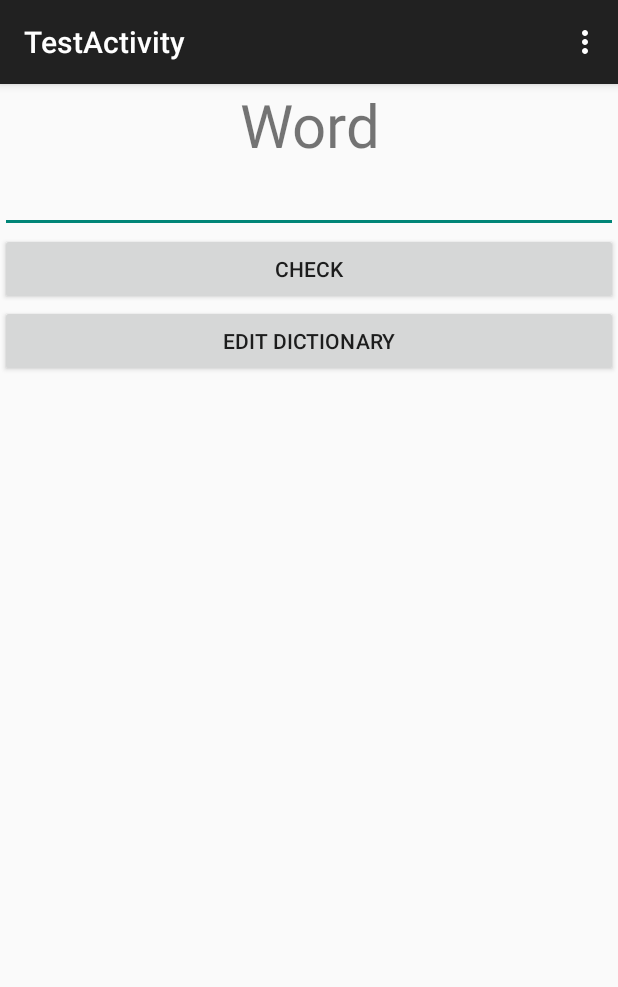
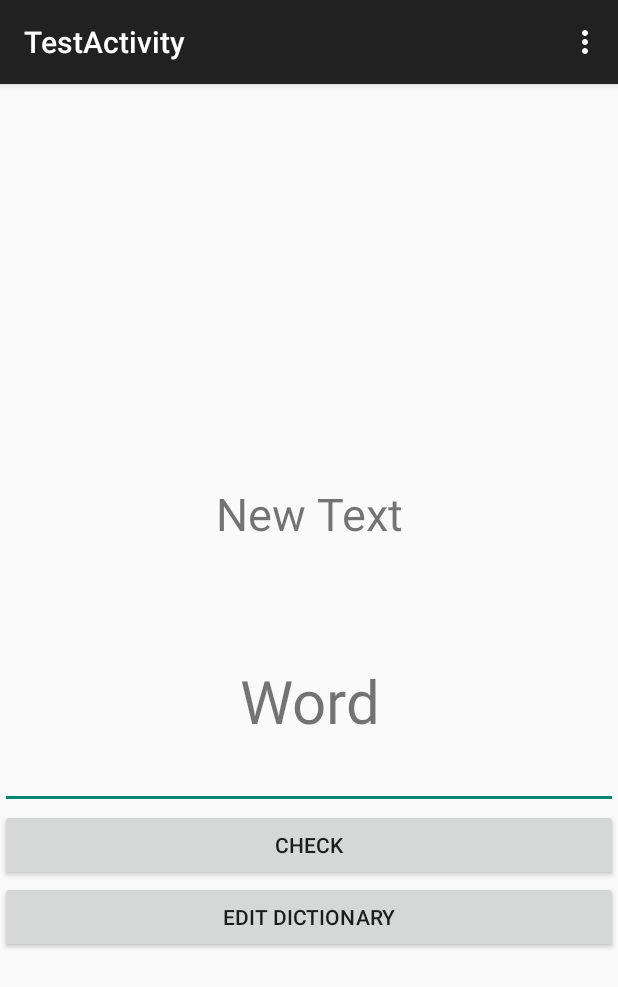
Before and after one commit to Nikroo/MyEnglish, an Android app: the TestActivity screen opened directly, with no data from a screen before it, on a phone screen of 412 x 824 dp. Shown: the top 987 px of the screen. Run offline under Robolectric (Android 15) with nearby library versions, the light colour scheme and no system bars.

```diff
--- a/app/src/main/res/layout/activity_test.xml
+++ b/app/src/main/res/layout/activity_test.xml
@@ -2,14 +2,24 @@
 <LinearLayout xmlns:android="http://schemas.android.com/apk/res/android"
     android:orientation="vertical"
     android:layout_width="match_parent"
-    android:layout_height="match_parent">
+    android:layout_height="match_parent"
+    android:gravity="center_vertical">
 
 
     <LinearLayout
         android:orientation="vertical"
         android:layout_width="match_parent"
-        android:layout_height="92dp"
-        android:layout_weight="1.93">
+        android:layout_height="wrap_content">
+
+        <TextView
+            android:layout_width="match_parent"
+            android:layout_height="wrap_content"
+            android:text="New Text"
+            android:id="@+id/textView"
+            android:layout_gravity="center_horizontal"
+            android:gravity="center"
+            android:layout_margin="77dp"
+            android:textSize="30dp" />
 
         <TextView
             android:layout_width="match_parent"
```
Also changed, not shown: app/src/main/java/by/gsu/curiosity/mybd/TestActivity.java (+7 -26 lines).
